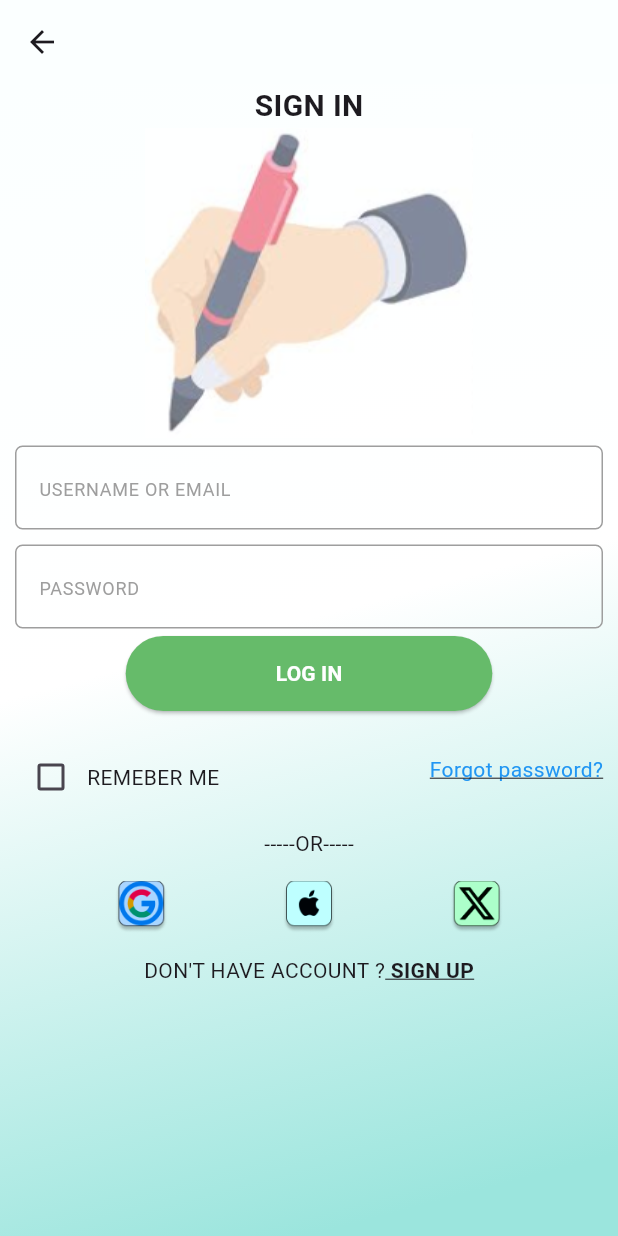
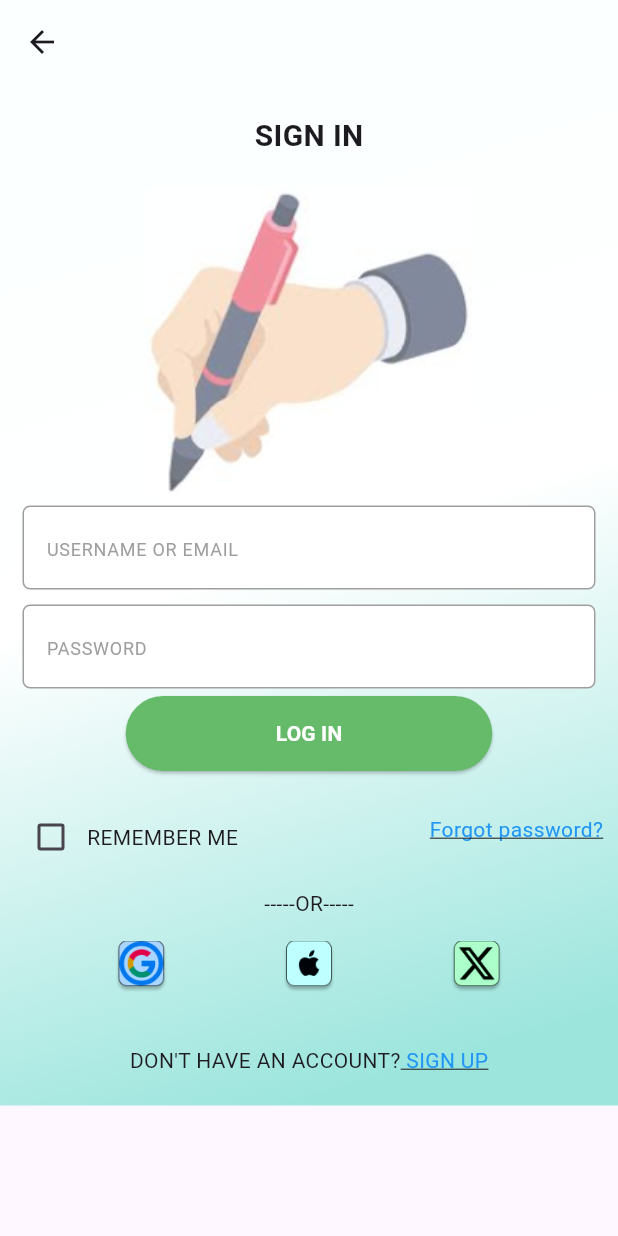
Before and after one commit to MamaFati/E-learning, a Flutter app: the SignInPage screen opened directly, on a phone screen of 412 x 824 dp. Run offline on Flutter 3.47's test engine with Material 3 defaults, Android fonts, the phone set to English and light mode, and no system bars.

Commit message:
Added navigations to signIn and signUp

```diff
--- a/lib/component/textArea.dart
+++ b/lib/component/textArea.dart
@@ -15,12 +15,13 @@ class CustomTextArea extends StatelessWidget {
   @override
   Widget build(BuildContext context) {
     return Padding(
-        padding: const EdgeInsets.symmetric(horizontal: 10, vertical: 5),
+        padding: const EdgeInsets.symmetric(horizontal: 15, vertical: 5),
         child: TextField(
           // controller: controller,
           maxLines: maxLines,
           decoration: InputDecoration(
-            // border: InputBorder.none,
+             filled: true,
+            fillColor: Colors.white,
             hintText: hintText,
             hintStyle: TextStyle(color: Colors.grey, fontSize: 12),
             enabledBorder: OutlineInputBorder(
--- a/lib/pages/sign_In_Page.dart
+++ b/lib/pages/sign_In_Page.dart
@@ -1,10 +1,8 @@
-// import 'package:e_learning/component/bottoms.dart';
 import 'package:e_learning/component/textArea.dart';
+import 'package:e_learning/pages/sign_Out_Page.dart';
 import 'package:flutter/material.dart';
 
 class SignInPage extends StatefulWidget {
-  // Function(bool?)? onChanged;
-
   SignInPage({super.key});
 
   @override
@@ -12,7 +10,6 @@ class SignInPage extends StatefulWidget {
 }
 
 class _SignInPageState extends State<SignInPage> {
-
   bool? isChecked = false;
 
   @override
@@ -29,42 +26,46 @@ class _SignInPageState extends State<SignInPage> {
             ],
             end: Alignment.bottomCenter,
             begin: Alignment.topLeft,
-        )),
+          ),
+        ),
         width: double.infinity,
+        child: SingleChildScrollView(
           child: Column(
             // mainAxisAlignment: MainAxisAlignment.spaceEvenly,
             children: [
               // Text
-            Text(
+              Padding(
+                padding: const EdgeInsets.symmetric(vertical: 20.0),
+                child: Text(
                   "SIGN IN",
                   style: TextStyle(fontWeight: FontWeight.bold, fontSize: 20),
+                ),
               ),
               //  Avator Image
               Image.asset('lib/assets/images1/0000 1.png'),
               // user name
               CustomTextArea(
-
                 hintText: 'USERNAME OR EMAIL',
               ),
               // user password
               CustomTextArea(
-
                 hintText: 'PASSWORD',
               ),
               //  const SizedBox(height: 20),
-            // buttom
+              // button
               ElevatedButton(
                 onPressed: () {},
                 child: Text(
                   'LOG IN',
-                style:
-                    TextStyle(color: Colors.white, fontWeight: FontWeight.bold),
+                  style: TextStyle(
+                      color: Colors.white, fontWeight: FontWeight.bold),
                 ),
                 style: ElevatedButton.styleFrom(
                   padding: EdgeInsets.symmetric(vertical: 15, horizontal: 100),
-                  backgroundColor: Colors.green[400]),
+                  backgroundColor: Colors.green[400],
                 ),
-            // Row for rember me and forgot password
+              ),
+              // Row for remember me and forgot password
               Padding(
                 padding:
                     const EdgeInsets.symmetric(horizontal: 10.0, vertical: 10),
@@ -86,7 +87,7 @@ class _SignInPageState extends State<SignInPage> {
                           ),
                           // Text
                           Text(
-                          "REMEBER ME",
+                            "REMEMBER ME",
                             style: TextStyle(),
                           ),
                         ],
@@ -98,7 +99,7 @@ class _SignInPageState extends State<SignInPage> {
                         color: Colors.blue,
                         decoration: TextDecoration.underline,
                       ),
-                  )
+                    ),
                   ],
                 ),
               ),
@@ -127,26 +128,36 @@ class _SignInPageState extends State<SignInPage> {
               ),
               //
               Padding(
-              padding: const EdgeInsets.symmetric(),
+                padding: EdgeInsets.symmetric(vertical: 20.0),
                 child: Row(
                   mainAxisAlignment: MainAxisAlignment.center,
                   children: [
-                  Text("DON'T HAVE ACCOUNT ?"),
-                  Text(
+                    Text("DON'T HAVE AN ACCOUNT?"),
+                    // link to signUp page
+                    InkWell(
+                      onTap: () {
+                        Navigator.push(
+                          context,
+                          MaterialPageRoute(
+                              builder: (context) => SignOutPage()),
+                        );
+                      },
+                      child: const Text(
                         " SIGN UP",
                         style: TextStyle(
-                      fontWeight: FontWeight.bold,
+
                           decoration: TextDecoration.underline,
+                          color: Colors.blue,
+                        ),
                       ),
                     ),
                   ],
                 ),
-            )
+              ),
             ],
+          ),
         ),
       ),
     );
   }
-
-  // void setState(Null Function() param0) {}
 }
```
Also changed, not shown: lib/pages/sign_Out_Page.dart (+17 -6 lines), lib/pages/welcome_page.dart (+10 -7 lines). Lines whose indentation alone changed are shown as unchanged.
